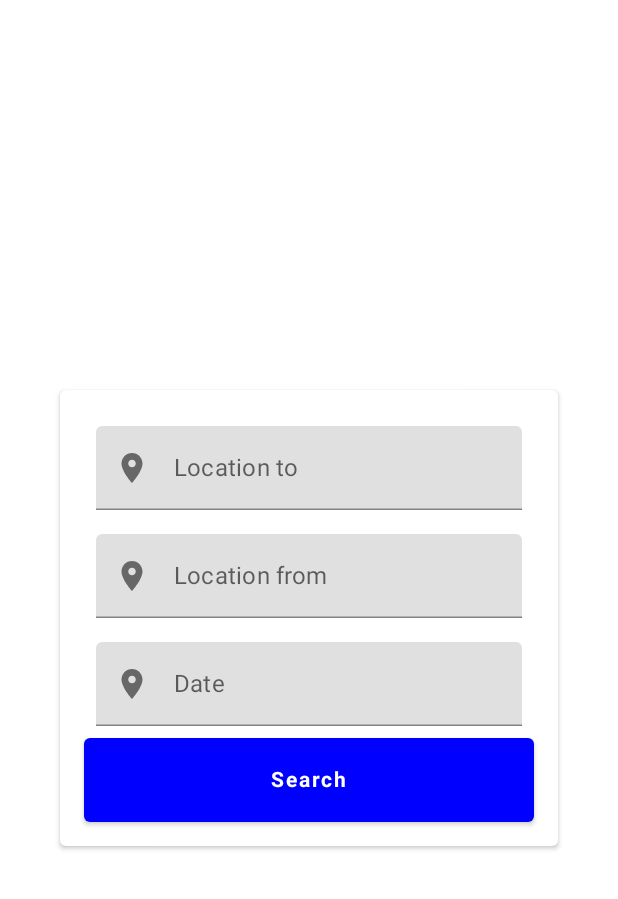
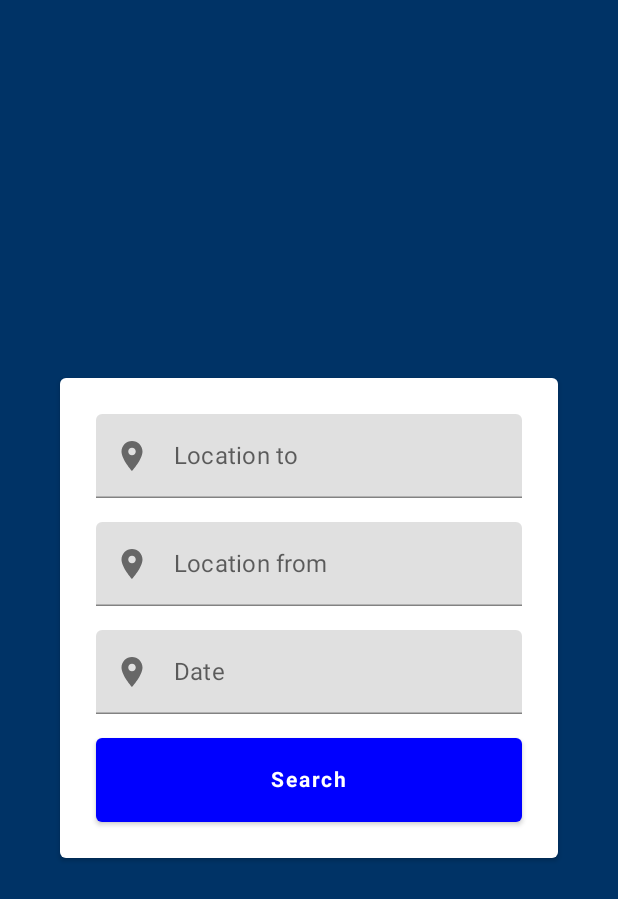
Before and after one commit to Gelassen/open-car-share, an Android app built with Jetpack Compose: the screen it shows after launch (MainActivity), on a phone screen of 412 x 824 dp. Shown: the top 899 px of the screen. Run offline under Robolectric (Android 15) with nearby library versions, the phone set to English and light mode, and no system bars; our stand-ins replace Dagger/Hilt's generated code.

Commit message:
Add new color pallete for search screen

```diff
--- a/app/src/main/java/com/home/opencarshare/screens/TripSearchScreen.kt
+++ b/app/src/main/java/com/home/opencarshare/screens/TripSearchScreen.kt
@@ -1,6 +1,7 @@
 package com.home.opencarshare.screens
 
 
+import androidx.compose.foundation.background
 import androidx.compose.foundation.layout.*
 import androidx.compose.material.*
 import androidx.compose.material.ButtonDefaults.buttonColors
@@ -11,6 +12,8 @@ import androidx.compose.ui.Alignment
 import androidx.compose.ui.Alignment.Companion.CenterVertically
 import androidx.compose.ui.Modifier
 import androidx.compose.ui.graphics.Color
+import androidx.compose.ui.res.colorResource
+import androidx.compose.ui.res.dimensionResource
 import androidx.compose.ui.res.stringResource
 import androidx.compose.ui.text.font.FontWeight
 import androidx.compose.ui.unit.dp
@@ -18,17 +21,29 @@ import com.home.opencarshare.R
 
 @Composable
 fun TripSearchScreen(onSearchClick: (locationFrom: String, locationTo: String, date: String) -> Unit) {
+    val baselineGrid = dimensionResource(id = R.dimen.baseline_grid)
+    val mainPadding = dimensionResource(id = R.dimen.main_margin_compact)
+    val componentSpace = dimensionResource(id = R.dimen.component_space)
+    val elevation = dimensionResource(id = R.dimen.elevation)
     Box(
         contentAlignment = Alignment.Center,
         modifier = Modifier
             .fillMaxHeight()
             .fillMaxWidth()
-            .padding(paddingValues = PaddingValues(horizontal = 16.dp, vertical = 8.dp))
+            .background(color = colorResource(id = R.color.colorPrimaryDark))
+            .padding(
+                paddingValues = PaddingValues(
+                    horizontal = mainPadding,
+                    vertical = baselineGrid
+                )
+            )
     ) {
         Card(
             backgroundColor = MaterialTheme.colors.background,
-            modifier = Modifier.wrapContentHeight(align = CenterVertically).padding(24.dp),
-            elevation = 2.dp
+            modifier = Modifier
+                .wrapContentHeight(align = CenterVertically)
+                .padding(componentSpace),
+            elevation = elevation
         ) {
             // TODO figure out is there existing composable for date picker and numeric picker
             var locationFromTxt by remember { mutableStateOf("") }
@@ -54,7 +69,8 @@ fun TripSearchScreen(onSearchClick: (locationFrom: String, locationTo: String, d
                     onClick = { onSearchClick(locationFromTxt, locationToTxt, pickUpDate) },
                     modifier = Modifier
                         .fillMaxWidth()
-                        .height(56.dp),
+                        .padding(baselineGrid)
+                        .height(dimensionResource(id = R.dimen.button_height)),
                     colors = buttonColors(backgroundColor = Color.Blue, contentColor = Color.White),
                 ) {
                     Text(
@@ -70,11 +86,12 @@ fun TripSearchScreen(onSearchClick: (locationFrom: String, locationTo: String, d
 
 @Composable
 fun TripSearchRow(state: String, onTextChanged: (String) -> Unit, hint: String) {
+    val baselineGrid = dimensionResource(id = R.dimen.baseline_grid)
     TextField(
         value = state,
         onValueChange = { onTextChanged(it) },
         modifier = Modifier
-            .padding(8.dp)
+            .padding(baselineGrid)
             .fillMaxWidth(),
         placeholder = { Text("$hint") },
         leadingIcon = { Icon(imageVector = Icons.Default.LocationOn, contentDescription = null) },
--- a/app/src/main/res/values/colors.xml
+++ b/app/src/main/res/values/colors.xml
@@ -9,4 +9,8 @@
     <color name="white">#FFFFFFFF</color>
 
     <color name="action">#1a73e8</color>
+
+    <color name="colorPrimary">#008577</color>
+    <color name="colorPrimaryDark">#003366</color>
+    <color name="colorAccent">#B0C4DE</color>
 </resources>
--- /dev/null
+++ b/app/src/main/res/values/dimens.xml
@@ -0,0 +1,23 @@
+<?xml version="1.0" encoding="utf-8"?>
+<resources>
+
+    <!-- compact -->
+    <!-- medium >600dp-->
+    <!-- expanded >840dp-->
+    <dimen name="elevation">2dp</dimen>
+
+    <dimen name="baseline_grid">8dp</dimen>
+    <dimen name="icon_baseline_grid">4dp</dimen>
+
+    <dimen name="main_margin_compact">16dp</dimen>
+    <dimen name="main_margin_medium">32dp</dimen>
+
+    <dimen name="gutters_space_compact">16dp</dimen>
+    <dimen name="gutters_space_medium">24dp</dimen>
+
+    <dimen name="default_list_item_height">48dp</dimen>
+    <dimen name="button_height">56dp</dimen>
+
+    <dimen name="component_space">24dp</dimen>
+
+</resources>
--- a/app/src/main/res/values/themes.xml
+++ b/app/src/main/res/values/themes.xml
@@ -2,8 +2,8 @@
     <!-- Base application theme. -->
     <style name="Theme.OpenCarShare" parent="Theme.MaterialComponents.DayNight.DarkActionBar">
         <!-- Primary brand color. -->
-        <item name="colorPrimary">@color/purple_500</item>
-        <item name="colorPrimaryVariant">@color/purple_700</item>
+        <item name="colorPrimary">@color/colorPrimary</item>
+        <item name="colorPrimaryVariant">@color/colorPrimaryDark</item>
         <item name="colorOnPrimary">@color/white</item>
         <!-- Secondary brand color. -->
         <item name="colorSecondary">@color/teal_200</item>
```
